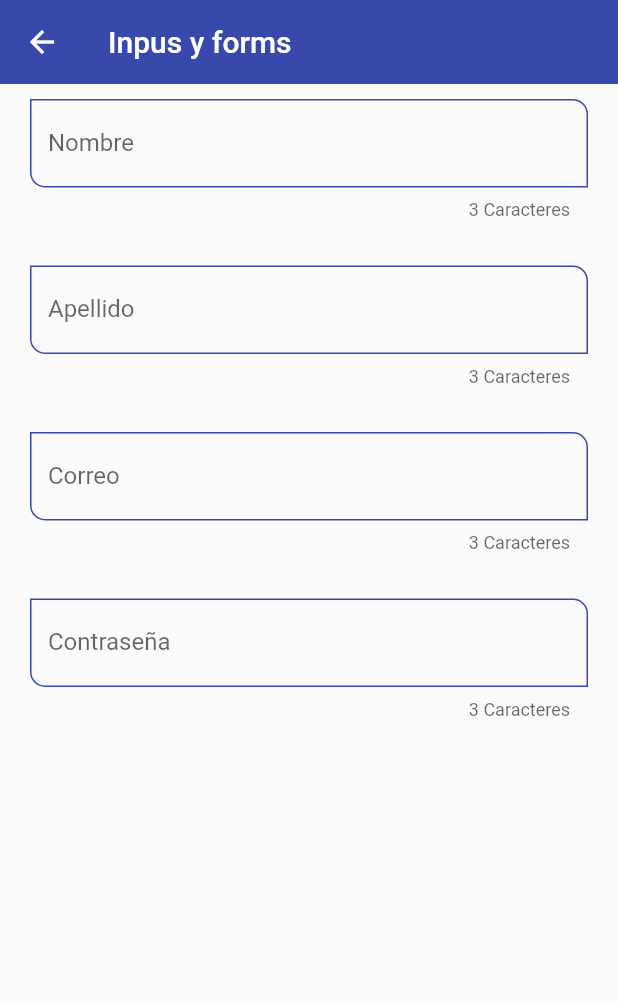
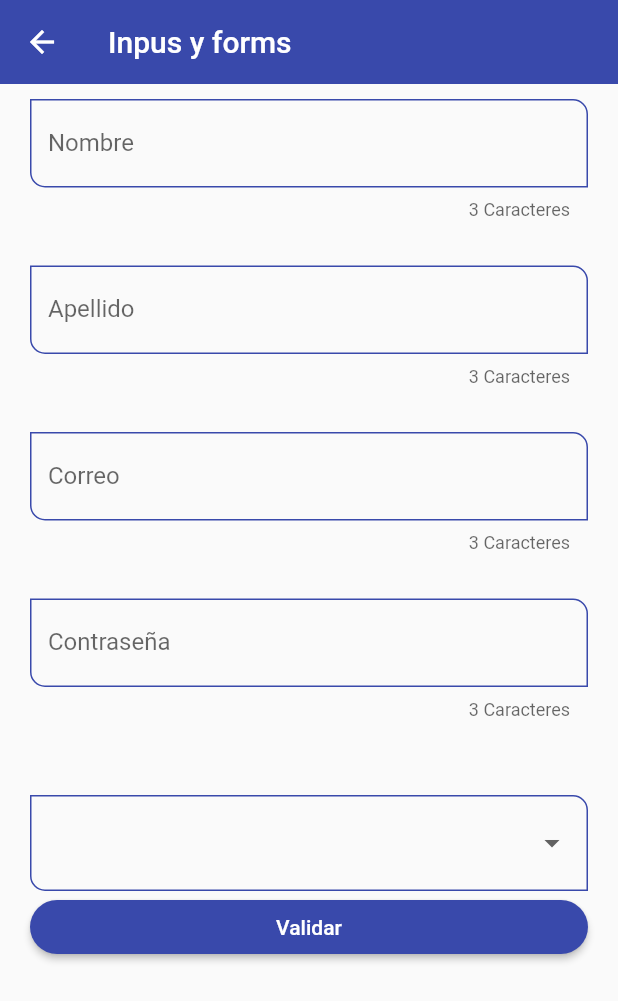
Before and after one commit to thevoidloop/flutterComponents, a Flutter app: the InputsScreen screen opened by its route, on a phone screen of 412 x 824 dp. Shown: the top 1001 px of the screen. Run offline on Flutter 3.47's test engine with Material 2 defaults, Android fonts, the phone set to English and light mode, and no system bars; our stand-ins replace quickalert; network calls fail.

Commit message:
Clase 96

```diff
--- a/lib/router/app_routes.dart
+++ b/lib/router/app_routes.dart
@@ -44,6 +44,18 @@ class AppRoutes {
       icon: Icons.input_outlined,
       name: 'Text Inpus Screen',
       widget: const InputsScreen(),
+    ),
+    MenuOption(
+      route: 'slider',
+      icon: Icons.slideshow_outlined,
+      name: 'Slider Screen',
+      widget: const SliderScreen(),
+    ),
+    MenuOption(
+      route: 'listView',
+      icon: Icons.build_circle_outlined,
+      name: 'Infinite Scroll View',
+      widget: const ListViewBuilderScreen(),
     )
   ];
 
--- a/lib/screens/avatar_screen.dart
+++ b/lib/screens/avatar_screen.dart
@@ -12,8 +12,8 @@ class AvatarScreen extends StatelessWidget {
           Padding(
             padding: const EdgeInsets.only(right: 10),
             child: CircleAvatar(
+              backgroundColor: Colors.indigo.shade900,
               child: const Text('SL'),
-              backgroundColor: Colors.indigo.shade900,
             ),
           ),
         ],
--- a/lib/screens/inputs_screen.dart
+++ b/lib/screens/inputs_screen.dart
@@ -6,6 +6,15 @@ class InputsScreen extends StatelessWidget {
 
   @override
   Widget build(BuildContext context) {
+    final GlobalKey<FormState> myFormKey = GlobalKey<FormState>();
+
+    final Map<String, String> formValues = {
+      'first_name': 'Daniel',
+      'last_name': 'Marroquin',
+      'correo': 'marroquin_daniel@outlook.com',
+      'role': 'admin'
+    };
+
     return Scaffold(
       appBar: AppBar(
         title: const Text('Inpus y forms'),
@@ -13,30 +22,73 @@ class InputsScreen extends StatelessWidget {
       body: SingleChildScrollView(
         child: Padding(
           padding: const EdgeInsets.symmetric(horizontal: 20, vertical: 10),
+          child: Form(
+            key: myFormKey,
             child: Column(
-            children: const [
+              children: [
                 CustomInputField(
                   labelText: 'Nombre',
                   hintText: 'Nombre de Usuario',
+                  formProperty: 'first_name',
+                  formValues: formValues,
                 ),
-              SizedBox(height: 30),
+                const SizedBox(height: 30),
                 CustomInputField(
                   labelText: 'Apellido',
                   hintText: 'Apellido de Usuario',
+                  formProperty: 'last_name',
+                  formValues: formValues,
                 ),
-              SizedBox(height: 30),
+                const SizedBox(height: 30),
                 CustomInputField(
                   labelText: 'Correo',
                   hintText: 'Correo de Usuario',
                   keyboardType: TextInputType.emailAddress,
+                  formProperty: 'correo',
+                  formValues: formValues,
                 ),
-              SizedBox(height: 30),
+                const SizedBox(height: 30),
                 CustomInputField(
                   labelText: 'Contraseña',
                   hintText: 'Contraseña de Usuario',
                   obcureText: true,
+                  formProperty: 'password',
+                  formValues: formValues,
                 ),
+                const SizedBox(
+                  height: 50,
+                ),
+                DropdownButtonFormField<String>(
+                  items: const [
+                    DropdownMenuItem(value: 'Admin', child: Text('Admin')),
+                    DropdownMenuItem(
+                        value: 'Superuser', child: Text('Superuser')),
+                    DropdownMenuItem(
+                        value: 'Developer', child: Text('Developer')),
+                    DropdownMenuItem(
+                        value: 'Jr. Developer', child: Text('Jr. Developer')),
                   ],
+                  onChanged: (value) {
+                    print(value);
+                    formValues['role'] = value ?? 'admin';
+                  },
+                ),
+                ElevatedButton(
+                  onPressed: () {
+                    FocusScope.of(context).requestFocus(FocusNode());
+
+                    if (!myFormKey.currentState!.validate()) {
+                      return;
+                    }
+                    print(formValues);
+                  },
+                  child: const SizedBox(
+                    width: double.infinity,
+                    child: Center(child: Text('Validar')),
+                  ),
+                )
+              ],
+            ),
           ),
         ),
       ),
--- a/lib/screens/screens.dart
+++ b/lib/screens/screens.dart
@@ -4,5 +4,7 @@ export 'package:fluttercomponents/screens/avatar_screen.dart';
 export 'package:fluttercomponents/screens/card_screen.dart';
 export 'package:fluttercomponents/screens/home_screen.dart';
 export 'package:fluttercomponents/screens/inputs_screen.dart';
+export 'package:fluttercomponents/screens/listview_builder_screen.dart';
 export 'package:fluttercomponents/screens/listview1_screen.dart';
 export 'package:fluttercomponents/screens/listview2_screen.dart';
+export 'package:fluttercomponents/screens/slider_screen.dart';
--- a/lib/widget/custom_input_field_widget.dart
+++ b/lib/widget/custom_input_field_widget.dart
@@ -9,6 +9,9 @@ class CustomInputField extends StatelessWidget {
   final TextInputType? keyboardType;
   final bool obcureText;
 
+  final String formProperty;
+  final Map<String, String> formValues;
+
   const CustomInputField({
     Key? key,
     this.hintText,
@@ -18,6 +21,8 @@ class CustomInputField extends StatelessWidget {
     this.suffixIcon,
     this.keyboardType,
     this.obcureText = false,
+    required this.formProperty,
+    required this.formValues,
   }) : super(key: key);
 
   @override
@@ -27,7 +32,7 @@ class CustomInputField extends StatelessWidget {
       keyboardType: keyboardType,
       obscureText: obcureText,
       textCapitalization: TextCapitalization.words,
-      onChanged: (value) {},
+      onChanged: (value) => formValues[formProperty] = value,
       validator: (value) {
         if (value == null) return 'Este campo es requerido';
         return value.length < 3 ? 'Minimo de 3 letras' : null;
```
Also changed, not shown: lib/screens/listview_builder_screen.dart (added, +24 -0 lines), lib/screens/slider_screen.dart (added, +71 -0 lines). Lines whose indentation alone changed are shown as unchanged.
